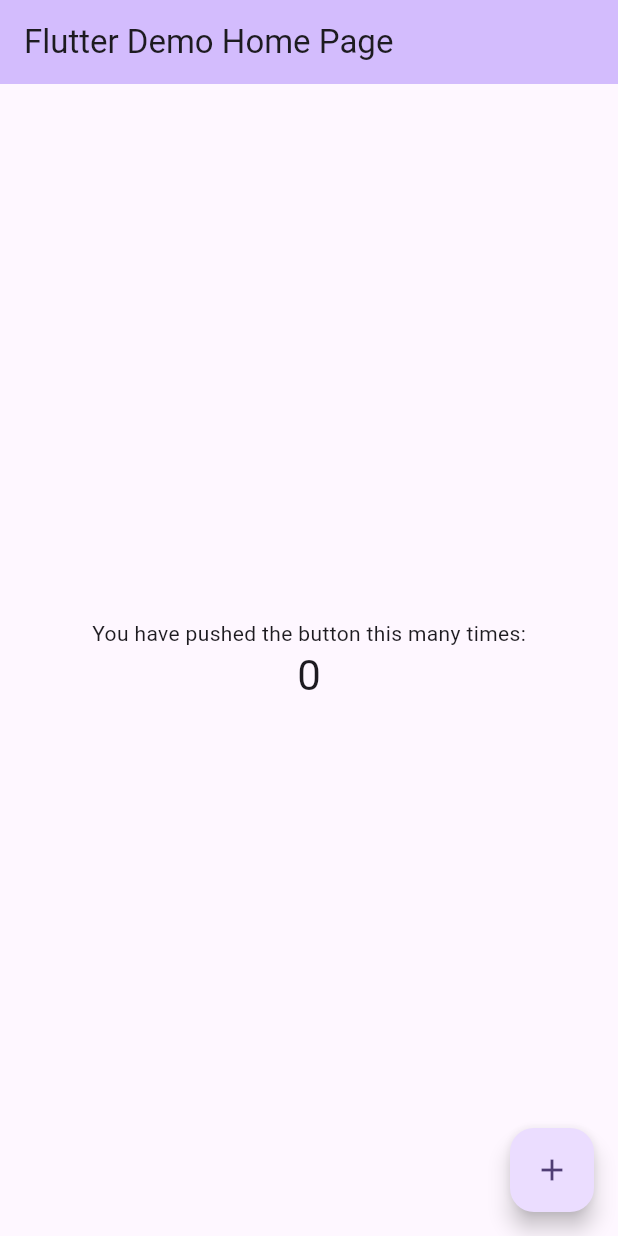
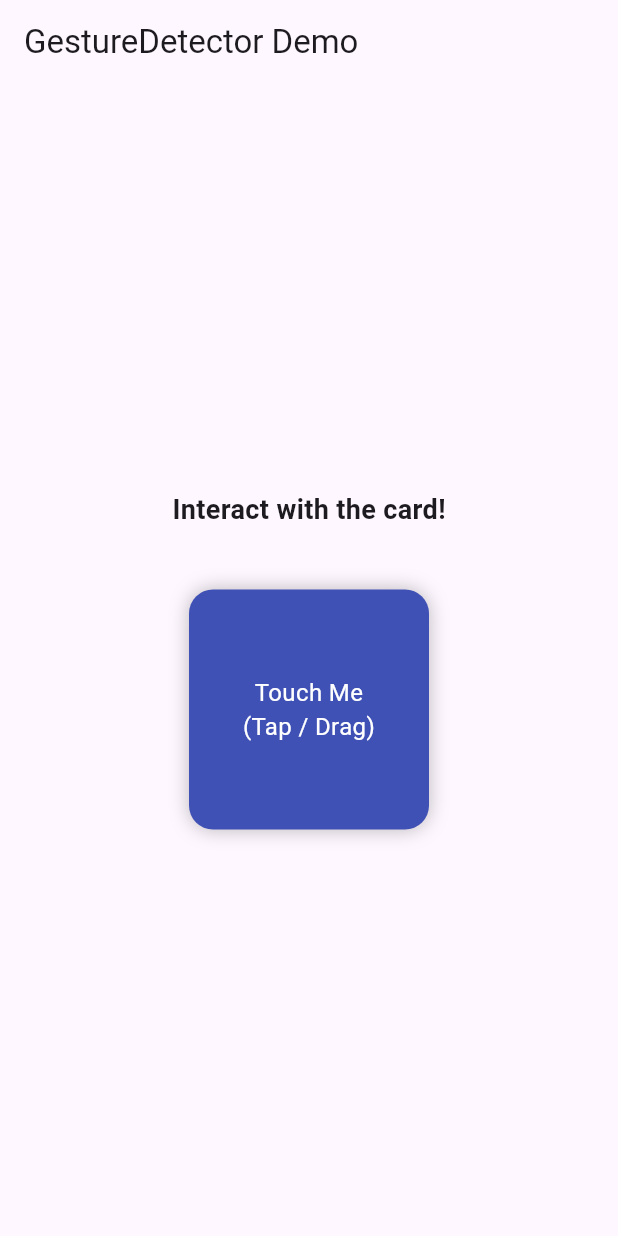
Before and after one commit to ChrisWongAtCUHK/flutter-learning-notes, a Flutter app: the screen it shows after launch, on a phone screen of 412 x 824 dp. Run offline on Flutter 3.47's test engine with Material 3 defaults, Android fonts, the light colour scheme and no system bars.

Commit message:
Gemini GestureDetector Demo

```diff
--- a/gesture_dector_demo/lib/main.dart
+++ b/gesture_dector_demo/lib/main.dart
@@ -30,93 +30,111 @@ class MyApp extends StatelessWidget {
         // tested with just a hot reload.
         colorScheme: .fromSeed(seedColor: Colors.deepPurple),
       ),
-      home: const MyHomePage(title: 'Flutter Demo Home Page'),
+      home: const GestureDetectorDemo(),
     );
   }
 }
 
-class MyHomePage extends StatefulWidget {
-  const MyHomePage({super.key, required this.title});
-
-  // This widget is the home page of your application. It is stateful, meaning
-  // that it has a State object (defined below) that contains fields that affect
-  // how it looks.
-
-  // This class is the configuration for the state. It holds the values (in this
-  // case the title) provided by the parent (in this case the App widget) and
-  // used by the build method of the State. Fields in a Widget subclass are
-  // always marked "final".
-
-  final String title;
+class GestureDetectorDemo extends StatefulWidget {
+  const GestureDetectorDemo({super.key});
 
   @override
-  State<MyHomePage> createState() => _MyHomePageState();
+  State<GestureDetectorDemo> createState() => _GestureDetectorDemoState();
 }
 
-class _MyHomePageState extends State<MyHomePage> {
-  int _counter = 0;
+class _GestureDetectorDemoState extends State<GestureDetectorDemo> {
+  String _statusMessage = 'Interact with the card!';
+  Color _cardColor = Colors.indigo;
+  double _scale = 1.0;
 
-  void _incrementCounter() {
-    setState(() {
-      // This call to setState tells the Flutter framework that something has
-      // changed in this State, which causes it to rerun the build method below
-      // so that the display can reflect the updated values. If we changed
-      // _counter without calling setState(), then the build method would not be
-      // called again, and so nothing would appear to happen.
-      _counter++;
-    });
-  }
+  // Dragging coordinates
+  Offset _cardOffset = Offset.zero;
 
   @override
   Widget build(BuildContext context) {
-    // This method is rerun every time setState is called, for instance as done
-    // by the _incrementCounter method above.
-    //
-    // The Flutter framework has been optimized to make rerunning build methods
-    // fast, so that you can just rebuild anything that needs updating rather
-    // than having to individually change instances of widgets.
     return Scaffold(
-      appBar: AppBar(
-        // TRY THIS: Try changing the color here to a specific color (to
-        // Colors.amber, perhaps?) and trigger a hot reload to see the AppBar
-        // change color while the other colors stay the same.
-        backgroundColor: Theme.of(context).colorScheme.inversePrimary,
-        // Here we take the value from the MyHomePage object that was created by
-        // the App.build method, and use it to set our appbar title.
-        title: Text(widget.title),
-      ),
+      appBar: AppBar(title: const Text('GestureDetector Demo')),
       body: Center(
-        // Center is a layout widget. It takes a single child and positions it
-        // in the middle of the parent.
         child: Column(
-          // Column is also a layout widget. It takes a list of children and
-          // arranges them vertically. By default, it sizes itself to fit its
-          // children horizontally, and tries to be as tall as its parent.
-          //
-          // Column has various properties to control how it sizes itself and
-          // how it positions its children. Here we use mainAxisAlignment to
-          // center the children vertically; the main axis here is the vertical
-          // axis because Columns are vertical (the cross axis would be
-          // horizontal).
-          //
-          // TRY THIS: Invoke "debug painting" (choose the "Toggle Debug Paint"
-          // action in the IDE, or press "p" in the console), to see the
-          // wireframe for each widget.
-          mainAxisAlignment: .center,
+          mainAxisAlignment: MainAxisAlignment.center,
           children: [
-            const Text('You have pushed the button this many times:'),
             Text(
-              '$_counter',
-              style: Theme.of(context).textTheme.headlineMedium,
+              _statusMessage,
+              style: const TextStyle(fontSize: 18, fontWeight: FontWeight.bold),
+            ),
+            const SizedBox(height: 40),
+
+            // Transform allows us to visually translate (drag) and scale the box
+            Transform.translate(
+              offset: _cardOffset,
+              child: Transform.scale(
+                scale: _scale,
+                child: GestureDetector(
+                  // 1. Single Tap
+                  onTap: () {
+                    setState(() {
+                      _statusMessage = 'Single Tapped!';
+                      _cardColor = Colors.indigo;
+                    });
+                  },
+
+                  // 2. Double Tap
+                  onDoubleTap: () {
+                    setState(() {
+                      _statusMessage = 'Double Tapped! (Toggled Scale)';
+                      _scale = _scale == 1.0 ? 1.2 : 1.0;
+                    });
+                  },
+
+                  // 3. Long Press
+                  onLongPress: () {
+                    setState(() {
+                      _statusMessage = 'Long Pressed! (Color Changed)';
+                      _cardColor = Colors.teal;
+                    });
+                  },
+
+                  // 4. Pan / Drag (Tracks finger movement)
+                  onPanUpdate: (DragUpdateDetails details) {
+                    setState(() {
+                      _statusMessage = 'Dragging...';
+                      // Update box position by adding movement delta
+                      _cardOffset += details.delta;
+                    });
+                  },
+
+                  // Reset position on drag end
+                  onPanEnd: (_) {
+                    setState(() {
+                      _statusMessage = 'Drag Ended!';
+                    });
+                  },
+
+                  // The Child Widget being wrapped
+                  child: Container(
+                    width: 160,
+                    height: 160,
+                    decoration: BoxDecoration(
+                      color: _cardColor,
+                      borderRadius: BorderRadius.circular(16),
+                      boxShadow: const [
+                        BoxShadow(color: Colors.black26, blurRadius: 10),
+                      ],
+                    ),
+                    child: const Center(
+                      child: Text(
+                        'Touch Me\n(Tap / Drag)',
+                        textAlign: TextAlign.center,
+                        style: TextStyle(color: Colors.white, fontSize: 16),
+                      ),
+                    ),
+                  ),
+                ),
+              ),
             ),
           ],
         ),
       ),
-      floatingActionButton: FloatingActionButton(
-        onPressed: _incrementCounter,
-        tooltip: 'Increment',
-        child: const Icon(Icons.add),
-      ),
     );
   }
 }
```
